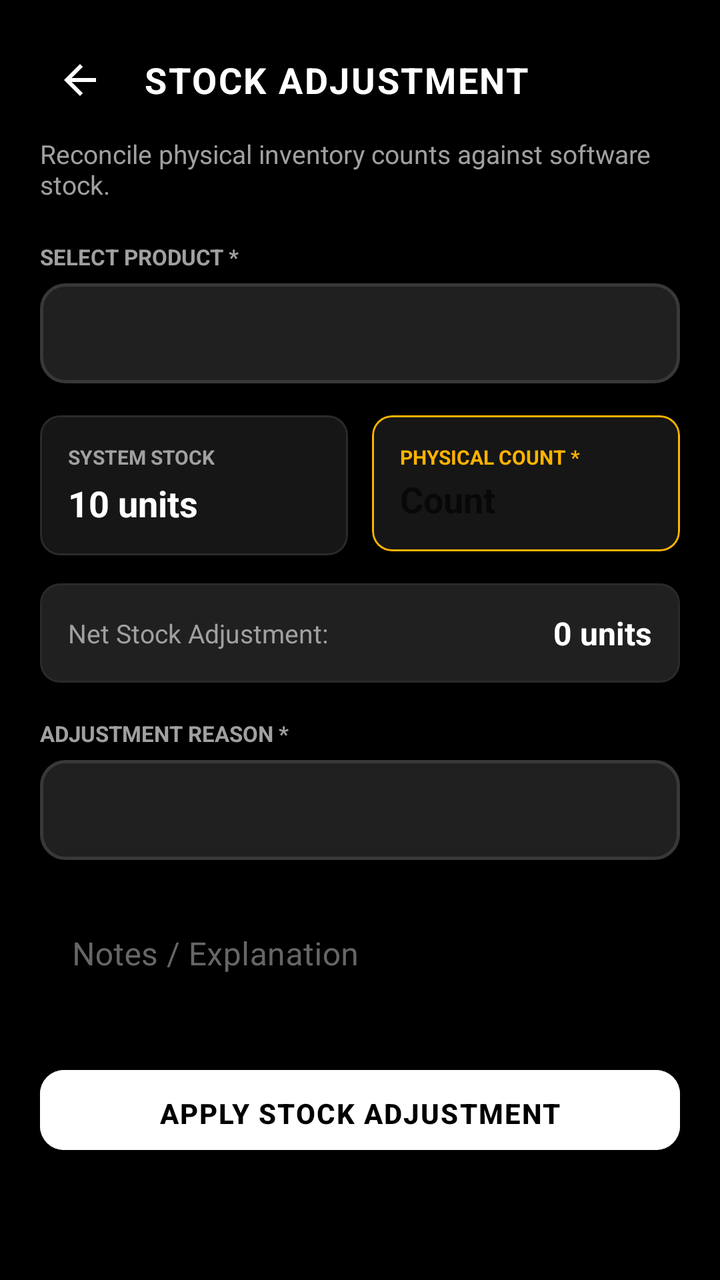
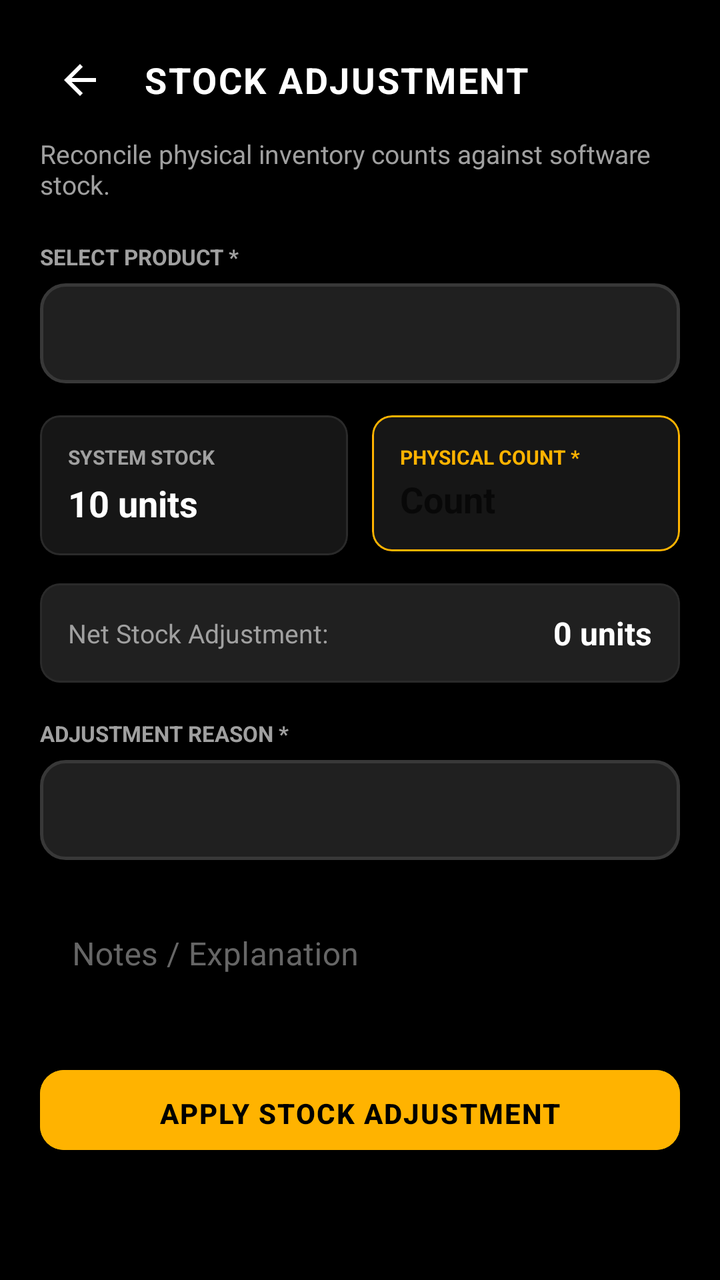

Screens rendered from an Android XML layout before and after an edit, with the pre-edit source and the edit as a unified diff.
<!-- AndroidManifest.xml: application theme Theme.IronParadiseGymCRM -->
<!-- res/layout/activity_stock_adjustment.xml -->
<?xml version="1.0" encoding="utf-8"?>
<ScrollView xmlns:android="http://schemas.android.com/apk/res/android"
    xmlns:app="http://schemas.android.com/apk/res-auto"
    android:layout_width="match_parent"
    android:layout_height="match_parent"
    android:background="@color/bg_black"
    android:fillViewport="true">

    <LinearLayout
        android:layout_width="match_parent"
        android:layout_height="wrap_content"
        android:orientation="vertical"
        android:padding="20dp">

        
        <LinearLayout
            android:layout_width="match_parent"
            android:layout_height="wrap_content"
            android:orientation="horizontal"
            android:gravity="center_vertical">

            <ImageButton
                android:id="@+id/btnBack"
                android:layout_width="40dp"
                android:layout_height="40dp"
                android:background="?attr/selectableItemBackgroundBorderless"
                android:src="@drawable/ic_arrow_back"
                app:tint="@color/text_primary"
                android:contentDescription="Back" />

            <TextView
                android:layout_width="wrap_content"
                android:layout_height="wrap_content"
                android:layout_marginStart="12dp"
                android:text="STOCK ADJUSTMENT"
                android:textColor="@color/text_primary"
                android:textSize="18sp"
                android:textStyle="bold"
                android:letterSpacing="0.05" />
        </LinearLayout>

        <TextView
            android:layout_width="wrap_content"
            android:layout_height="wrap_content"
            android:layout_marginTop="8dp"
            android:text="Reconcile physical inventory counts against software stock."
            android:textColor="@color/text_secondary"
            android:textSize="13sp" />

        
        <TextView
            android:layout_width="wrap_content"
            android:layout_height="wrap_content"
            android:layout_marginTop="20dp"
            android:text="SELECT PRODUCT *"
            android:textColor="@color/text_secondary"
            android:textSize="11sp"
            android:textStyle="bold" />

        <Spinner
            android:id="@+id/spinnerAdjProducts"
            android:layout_width="match_parent"
            android:layout_height="50dp"
            android:layout_marginTop="6dp"
            android:background="@drawable/bg_quick_action"
            android:paddingHorizontal="12dp" />

        
        <LinearLayout
            android:layout_width="match_parent"
            android:layout_height="wrap_content"
            android:orientation="horizontal"
            android:layout_marginTop="16dp">

            
            <com.google.android.material.card.MaterialCardView
                android:layout_width="0dp"
                android:layout_height="wrap_content"
                android:layout_weight="1"
                android:layout_marginEnd="6dp"
                app:cardBackgroundColor="@color/bg_card"
                app:strokeColor="@color/border_color"
                app:strokeWidth="1dp"
                app:cardCornerRadius="10dp">
                <LinearLayout
                    android:layout_width="match_parent"
                    android:layout_height="wrap_content"
                    android:orientation="vertical"
                    android:padding="14dp">
                    <TextView
                        android:layout_width="wrap_content"
                        android:layout_height="wrap_content"
                        android:text="SYSTEM STOCK"
                        android:textColor="@color/text_secondary"
                        android:textSize="10sp"
                        android:textStyle="bold" />
                    <TextView
                        android:id="@+id/tvSystemStock"
                        android:layout_width="wrap_content"
                        android:layout_height="wrap_content"
                        android:layout_marginTop="4dp"
                        android:text="10 units"
                        android:textColor="@color/text_primary"
                        android:textSize="18sp"
                        android:textStyle="bold" />
                </LinearLayout>
            </com.google.android.material.card.MaterialCardView>

            
            <com.google.android.material.card.MaterialCardView
                android:layout_width="0dp"
                android:layout_height="wrap_content"
                android:layout_weight="1"
                android:layout_marginStart="6dp"
                app:cardBackgroundColor="@color/bg_card"
                app:strokeColor="@color/accent_gold"
                app:strokeWidth="1dp"
                app:cardCornerRadius="10dp">
                <LinearLayout
                    android:layout_width="match_parent"
                    android:layout_height="wrap_content"
                    android:orientation="vertical"
                    android:padding="14dp">
                    <TextView
                        android:layout_width="wrap_content"
                        android:layout_height="wrap_content"
                        android:text="PHYSICAL COUNT *"
                        android:textColor="@color/accent_gold"
                        android:textSize="10sp"
                        android:textStyle="bold" />
                    <EditText
                        android:id="@+id/etPhysicalStock"
                        android:layout_width="match_parent"
                        android:layout_height="wrap_content"
                        android:layout_marginTop="2dp"
                        android:inputType="number"
                        android:hint="Count"
                        android:textColor="@color/text_primary"
                        android:textSize="18sp"
                        android:textStyle="bold"
                        android:background="@android:color/transparent" />
                </LinearLayout>
            </com.google.android.material.card.MaterialCardView>
        </LinearLayout>

        
        <com.google.android.material.card.MaterialCardView
            android:layout_width="match_parent"
            android:layout_height="wrap_content"
            android:layout_marginTop="14dp"
            app:cardBackgroundColor="@color/bg_card_elevated"
            app:strokeColor="@color/border_color"
            app:strokeWidth="1dp"
            app:cardCornerRadius="10dp">

            <LinearLayout
                android:layout_width="match_parent"
                android:layout_height="wrap_content"
                android:orientation="horizontal"
                android:gravity="center_vertical"
                android:padding="14dp">

                <TextView
                    android:layout_width="0dp"
                    android:layout_height="wrap_content"
                    android:layout_weight="1"
                    android:text="Net Stock Adjustment:"
                    android:textColor="@color/text_secondary"
                    android:textSize="13sp" />

                <TextView
                    android:id="@+id/tvAdjustmentDiff"
                    android:layout_width="wrap_content"
                    android:layout_height="wrap_content"
                    android:text="0 units"
                    android:textColor="@color/text_primary"
                    android:textSize="16sp"
                    android:textStyle="bold" />
            </LinearLayout>
        </com.google.android.material.card.MaterialCardView>

        
        <TextView
            android:layout_width="wrap_content"
            android:layout_height="wrap_content"
            android:layout_marginTop="18dp"
            android:text="ADJUSTMENT REASON *"
            android:textColor="@color/text_secondary"
            android:textSize="11sp"
            android:textStyle="bold" />

        <Spinner
            android:id="@+id/spinnerAdjReason"
            android:layout_width="match_parent"
            android:layout_height="50dp"
            android:layout_marginTop="6dp"
            android:background="@drawable/bg_quick_action"
            android:paddingHorizontal="12dp" />

        
        <com.google.android.material.textfield.TextInputLayout
            android:layout_width="match_parent"
            android:layout_height="wrap_content"
            android:layout_marginTop="14dp">
            <com.google.android.material.textfield.TextInputEditText
                android:id="@+id/etAdjNotes"
                android:layout_width="match_parent"
                android:layout_height="wrap_content"
                android:hint="Notes / Explanation"
                android:textColor="@color/text_primary" />
        </com.google.android.material.textfield.TextInputLayout>

        
        <com.google.android.material.button.MaterialButton
            android:id="@+id/btnSubmitAdjustment"
            android:layout_width="match_parent"
            android:layout_height="52dp"
            android:layout_marginTop="24dp"
            android:layout_marginBottom="30dp"
            android:text="APPLY STOCK ADJUSTMENT"
            android:textColor="@color/bg_black"
            android:textStyle="bold"
            app:backgroundTint="@color/text_primary"
            app:cornerRadius="12dp" />

    </LinearLayout>
</ScrollView>
<!-- resources referenced by this layout -->
<resources>
  <color name="accent_gold">#FFB300</color>
  <color name="bg_black">#000000</color>
  <color name="bg_card">#161616</color>
  <color name="bg_card_elevated">#202020</color>
  <color name="border_color">#2A2A2A</color>
  <color name="text_primary">#FFFFFF</color>
  <color name="text_secondary">#A0A0A0</color>
  <!-- drawable ic_arrow_back (drawable) -->
  <vector xmlns:android="http://schemas.android.com/apk/res/android"
      android:width="24dp"
      android:height="24dp"
      android:viewportWidth="24"
      android:viewportHeight="24">
      <path
          android:fillColor="@android:color/white"
          android:pathData="M20,11H7.83l5.59,-5.59L12,4l-8,8 8,8 1.41,-1.41L7.83,13H20v-2z"/>
  </vector>
  <style name="Theme.IronParadiseGymCRM" parent="Theme.MaterialComponents.DayNight.NoActionBar">
          
          <item name="colorPrimary">@color/text_primary</item>
          <item name="colorPrimaryVariant">@color/bg_card_elevated</item>
          <item name="colorOnPrimary">@color/bg_black</item>
          
          
          <item name="colorSecondary">@color/accent_gold</item>
          <item name="colorSecondaryVariant">@color/accent_gold_dark</item>
          <item name="colorOnSecondary">@color/bg_black</item>
          
          
          <item name="android:windowBackground">@color/bg_black</item>
          <item name="colorSurface">@color/bg_card</item>
          <item name="colorOnSurface">@color/text_primary</item>
          <item name="android:colorBackground">@color/bg_black</item>
          
          
          <item name="android:statusBarColor">@color/bg_black</item>
          <item name="android:windowLightStatusBar">false</item>
          <item name="android:navigationBarColor">@color/bg_black</item>
  
          
          <item name="cardViewStyle">@style/IronCardView</item>
          <item name="textInputStyle">@style/IronTextInput</item>
          <item name="materialButtonStyle">@style/IronButtonPrimary</item>
      </style>
  <color name="ripple_white">#22FFFFFF</color>
  <color name="border_light">#383838</color>
  <color name="accent_gold_dark">#C68400</color>
  <style name="IronCardView" parent="Widget.MaterialComponents.CardView">
          <item name="cardBackgroundColor">@color/bg_card</item>
          <item name="cardCornerRadius">12dp</item>
          <item name="cardElevation">0dp</item>
          <item name="strokeColor">@color/border_color</item>
          <item name="strokeWidth">1dp</item>
      </style>
  <style name="IronButtonPrimary" parent="Widget.MaterialComponents.Button">
          <item name="android:backgroundTint">@color/text_primary</item>
          <item name="android:textColor">@color/bg_black</item>
          <item name="android:textStyle">bold</item>
          <item name="cornerRadius">10dp</item>
          <item name="android:textAllCaps">false</item>
          <item name="android:letterSpacing">0.05</item>
          <item name="android:paddingTop">12dp</item>
          <item name="android:paddingBottom">12dp</item>
      </style>
  <color name="text_muted">#666666</color>
  <!-- unchanged entries left out for length: 2 -->
</resources>

<!-- the commit's change to res/layout/activity_stock_adjustment.xml (unified diff, before → after) -->
@@ -220,7 +220,7 @@
             android:text="APPLY STOCK ADJUSTMENT"
             android:textColor="@color/bg_black"
             android:textStyle="bold"
-            app:backgroundTint="@color/text_primary"
+            app:backgroundTint="@color/accent_gold"
             app:cornerRadius="12dp" />
 
     </LinearLayout>
<!-- resource entries referenced after the edit -->
@@ -19,8 +19,8 @@
   </vector>
   <style name="Theme.IronParadiseGymCRM" parent="Theme.MaterialComponents.DayNight.NoActionBar">
           
-          <item name="colorPrimary">@color/text_primary</item>
-          <item name="colorPrimaryVariant">@color/bg_card_elevated</item>
+          <item name="colorPrimary">@color/accent_gold</item>
+          <item name="colorPrimaryVariant">@color/accent_gold_dark</item>
           <item name="colorOnPrimary">@color/bg_black</item>
           
           
@@ -43,6 +43,7 @@
           <item name="cardViewStyle">@style/IronCardView</item>
           <item name="textInputStyle">@style/IronTextInput</item>
           <item name="materialButtonStyle">@style/IronButtonPrimary</item>
+          <item name="materialButtonOutlinedStyle">@style/IronButtonSecondary</item>
       </style>
   <color name="ripple_white">#22FFFFFF</color>
   <color name="border_light">#383838</color>
@@ -55,7 +56,8 @@
           <item name="strokeWidth">1dp</item>
       </style>
   <style name="IronButtonPrimary" parent="Widget.MaterialComponents.Button">
-          <item name="android:backgroundTint">@color/text_primary</item>
+          <item name="android:backgroundTint">@color/accent_gold</item>
+          <item name="backgroundTint">@color/accent_gold</item>
           <item name="android:textColor">@color/bg_black</item>
           <item name="android:textStyle">bold</item>
           <item name="cornerRadius">10dp</item>
@@ -64,6 +66,15 @@
           <item name="android:paddingTop">12dp</item>
           <item name="android:paddingBottom">12dp</item>
       </style>
+  <style name="IronButtonSecondary" parent="Widget.MaterialComponents.Button.OutlinedButton">
+          <item name="android:backgroundTint">@android:color/transparent</item>
+          <item name="backgroundTint">@android:color/transparent</item>
+          <item name="strokeColor">@color/border_light</item>
+          <item name="strokeWidth">1.5dp</item>
+          <item name="android:textColor">@color/accent_gold</item>
+          <item name="cornerRadius">10dp</item>
+          <item name="android:textAllCaps">false</item>
+      </style>
   <color name="text_muted">#666666</color>
   <!-- unchanged entries left out for length: 2 -->
 </resources>
